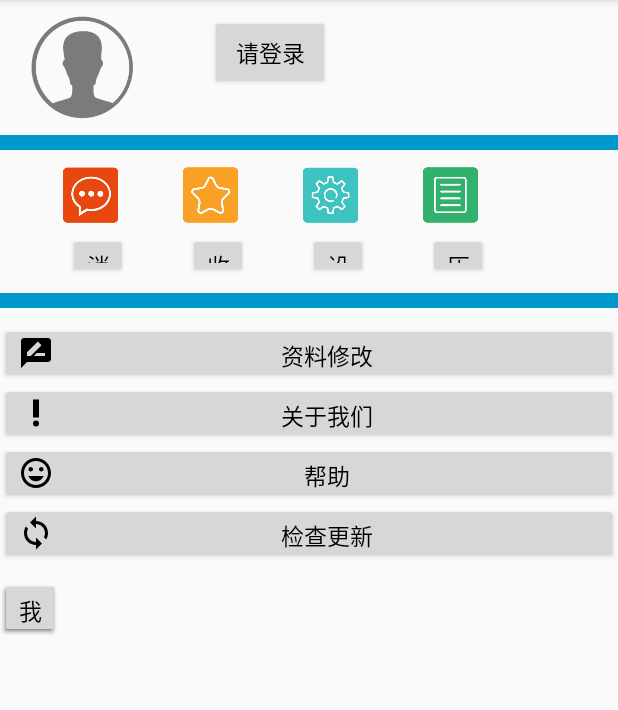
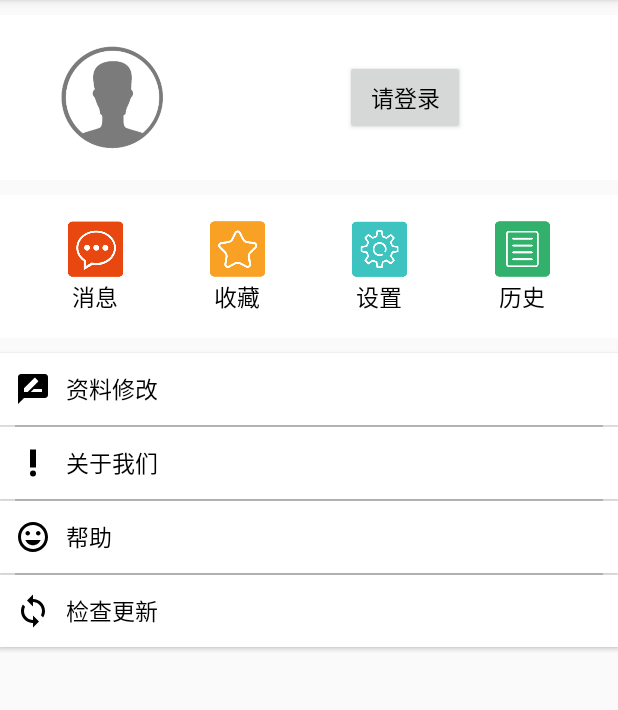
Before and after one commit to JoJoNIT/hello-world, an Android app: the MyActivity screen opened directly, with no data from a screen before it, on a phone screen of 412 x 824 dp, the part 84-794 px from its top. Run offline under Robolectric (Android 15) with nearby library versions, the phone set to English and light mode, and no system bars.

Commit message:
完善个人中心页面“ git commit -m 完善个人中心页面

```diff
--- a/app/src/main/java/com/example/helloworld/MyActivity.java
+++ b/app/src/main/java/com/example/helloworld/MyActivity.java
@@ -1,17 +1,21 @@
 package com.example.helloworld;
 
+import android.graphics.Paint;
 import android.support.v7.app.AppCompatActivity;
 import android.os.Bundle;
 import android.view.View;
 import android.widget.Button;
+import android.widget.TextView;
 import android.widget.Toast;
+import com.example.helloworld.R;
 
 public class MyActivity extends AppCompatActivity {
-    private Button mBtnlogin;
+    private Button mBtnlogin,mBtnwhereof,mBtnhelp,mBtnupdate,mBtnedit;
+
     @Override
     protected void onCreate(Bundle savedInstanceState) {
         super.onCreate(savedInstanceState);
-        setContentView(R.layout.activity_my);
+        setContentView(com.example.helloworld.R.layout.activity_my);
         mBtnlogin = findViewById(R.id.btn_login);
         mBtnlogin.setOnClickListener(new View.OnClickListener() {
             @Override
@@ -19,5 +23,37 @@ public class MyActivity extends AppCompatActivity {
                 Toast.makeText(MyActivity.this, "请登录", Toast.LENGTH_SHORT).show();
             }
         });
+        mBtnedit = findViewById(R.id.btn_edit);
+
+        mBtnedit.setOnClickListener(new View.OnClickListener(){
+            @Override
+            public void onClick(View view){
+
+            }
+        });
+        mBtnwhereof = findViewById(R.id.btn_whereof);
+
+        mBtnwhereof.setOnClickListener(new View.OnClickListener(){
+            @Override
+            public void onClick(View view){
+
+            }
+        });
+        mBtnhelp = findViewById(R.id.btn_help);
+
+        mBtnhelp.setOnClickListener(new View.OnClickListener(){
+            @Override
+            public void onClick(View view){
+
+            }
+        });
+        mBtnupdate = findViewById(R.id.btn_update);
+
+        mBtnupdate.setOnClickListener(new View.OnClickListener(){
+            @Override
+            public void onClick(View view){
+
+            }
+        });
     }
 }
--- /dev/null
+++ b/app/src/main/res/color/white.xml
@@ -0,0 +1,4 @@
+<?xml version="1.0" encoding="utf-8"?>
+<selector xmlns:android="http://schemas.android.com/apk/res/android">
+
+</selector>
--- a/app/src/main/res/layout/activity_my.xml
+++ b/app/src/main/res/layout/activity_my.xml
@@ -1,187 +1,239 @@
 <?xml version="1.0" encoding="utf-8"?>
 <LinearLayout xmlns:android="http://schemas.android.com/apk/res/android"
-    xmlns:app="http://schemas.android.com/apk/res-auto"
+
+
     xmlns:tools="http://schemas.android.com/tools"
     android:layout_width="match_parent"
     android:layout_height="match_parent"
-    tools:context=".MyActivity"
-    android:orientation="vertical">
+    android:divider="#ddd"
+    android:orientation="vertical"
+    tools:context=".MyActivity">
+
     <RelativeLayout
         android:layout_width="match_parent"
         android:layout_height="wrap_content"
-    android:layout_marginTop="10dp"
-    android:layout_marginBottom="10dp">
+
+        android:background="#FFF"
+        android:padding="20dp"
+        android:layout_marginTop="10dp">
+
         <ImageView
             android:id="@+id/iv_person"
             android:layout_width="70dp"
             android:layout_height="70dp"
-            android:src="@drawable/myself"
             android:layout_marginLeft="20dp"
-            />
+            android:src="@drawable/myself" />
+
         <Button
             android:id="@+id/btn_login"
             android:layout_width="80dp"
             android:layout_height="50dp"
-
+            android:layout_marginLeft="120dp"
+            android:layout_marginTop="10dp"
             android:layout_toRightOf="@id/iv_person"
             android:text="请登录"
+            android:textColor="#000000"
             android:textSize="15sp"
-            android:textColor="#000000"
-            android:layout_marginLeft="50dp"
 
             />
 
     </RelativeLayout>
 
 
-        <TextView
-            android:id="@+id/tv_split"
-            android:layout_width="match_parent"
-            android:layout_height="10dp"
-            android:background="#0099cc"
-            />
-        <RelativeLayout
+    <LinearLayout
         android:layout_width="match_parent"
         android:layout_height="wrap_content"
+        android:layout_gravity="center_horizontal"
+        android:layout_marginBottom="10dp"
         android:layout_marginTop="10dp"
-            android:layout_marginBottom="5dp">
+        android:gravity="center_horizontal"
+        android:orientation="horizontal"
+        android:background="#FFF"
+
+        android:padding="16dp"
+        >
+
+        <LinearLayout
+            android:layout_width="wrap_content"
+            android:layout_height="wrap_content"
+            android:layout_weight="1"
+            android:gravity="center_horizontal"
+
+            android:orientation="vertical">
+
             <ImageView
                 android:id="@+id/iv_message"
                 android:layout_width="40dp"
                 android:layout_height="40dp"
                 android:src="@drawable/message"
-                    android:layout_marginLeft="40dp"
+
                 />
+
+            <TextView
+                android:id="@+id/tv_message"
+                android:layout_width="40dp"
+                android:layout_height="wrap_content"
+                android:gravity="center"
+                android:text="消息"
+                android:textColor="#000000"
+                android:textSize="15sp" />
+        </LinearLayout>
+
+        <LinearLayout
+            android:layout_width="wrap_content"
+            android:layout_height="wrap_content"
+            android:layout_weight="1"
+            android:gravity="center_horizontal"
+            android:orientation="vertical">
+
             <ImageView
                 android:id="@+id/iv_collect"
                 android:layout_width="40dp"
                 android:layout_height="40dp"
-                    android:layout_toRightOf="@id/iv_message"
-                    android:layout_marginLeft="40dp"
                 android:src="@drawable/collect" />
+
+            <TextView
+                android:id="@+id/tv_collect"
+                android:layout_width="40dp"
+                android:layout_height="wrap_content"
+                android:gravity="center"
+                android:text="收藏"
+                android:textColor="#000000"
+                android:textSize="15sp" />
+        </LinearLayout>
+
+        <LinearLayout
+            android:layout_width="wrap_content"
+            android:layout_height="wrap_content"
+            android:layout_weight="1"
+            android:gravity="center_horizontal"
+            android:orientation="vertical">
+
             <ImageView
                 android:id="@+id/iv_setting"
                 android:layout_width="40dp"
                 android:layout_height="40dp"
-                    android:layout_marginLeft="40dp"
-                    android:layout_toRightOf="@id/iv_collect"
+                android:src="@drawable/sett" />
 
-                    android:src="@drawable/sett" />
+            <TextView
+                android:id="@+id/tv_setting"
+                android:layout_width="40dp"
+                android:layout_height="wrap_content"
+                android:gravity="center"
+                android:text="设置"
+                android:textColor="#000000"
+                android:textSize="15sp" />
+        </LinearLayout>
+
+        <LinearLayout
+            android:layout_width="wrap_content"
+            android:layout_height="wrap_content"
+            android:layout_weight="1"
+            android:gravity="center_horizontal"
+            android:orientation="vertical">
+
             <ImageView
                 android:id="@+id/iv_history"
                 android:layout_width="40dp"
                 android:layout_height="40dp"
-                    android:layout_marginLeft="40dp"
-                    android:layout_toRightOf="@id/iv_setting"
-                    android:layout_marginRight="30dp"
+                android:src="@drawable/history" />
 
-                    android:src="@drawable/history"/>
+            <TextView
+                android:id="@+id/tv_history"
+                android:layout_width="40dp"
+                android:layout_height="wrap_content"
+                android:gravity="center"
+                android:text="历史"
+                android:textColor="#000000"
+                android:textSize="15sp" />
+        </LinearLayout>
 
-        </RelativeLayout>
 
-<RelativeLayout
+    </LinearLayout>
+
+
+    <LinearLayout
         android:layout_width="match_parent"
         android:layout_height="wrap_content"
-    android:layout_marginBottom="10dp">
-        <Button
-            android:id="@+id/tv_message"
-            android:layout_width="40dp"
-            android:layout_height="30dp"
-            android:layout_marginLeft="45dp"
-            android:text="消息"
-            android:textSize="15sp"
-            android:textColor="#000000"/>
-        <Button
-            android:id="@+id/tv_collect"
-            android:layout_width="40dp"
-            android:layout_height="30dp"
-            android:layout_marginLeft="40dp"
-            android:layout_toRightOf="@id/tv_message"
-            android:text="收藏"
-            android:textColor="#000000"
-            android:textSize="15sp"/>
-        <Button
-            android:id="@+id/tv_setting"
-            android:layout_width="40dp"
-            android:layout_height="30dp"
-            android:layout_toRightOf="@id/tv_collect"
-            android:layout_marginLeft="40dp"
-            android:text="设置"
-            android:textSize="15sp"
-            android:textColor="#000000"/>
-        <Button
-            android:id="@+id/tv_history"
-            android:layout_width="40dp"
-            android:layout_height="30dp"
-            android:layout_toRightOf="@id/tv_setting"
-            android:text="历史"
-            android:textColor="#000000"
-            android:textSize="15sp"
-            android:layout_marginLeft="40dp"/>
-</RelativeLayout>
-<TextView
-    android:id="@+id/tv_split_2"
-    android:layout_width="match_parent"
-    android:layout_height="10dp"
-    android:background="#0099cc"
-    android:layout_marginBottom="10dp"/>
+        android:background="#FFFFFF"
+        android:orientation="vertical">
+
+    </LinearLayout>
+
     <Button
         android:id="@+id/btn_edit"
         android:layout_width="match_parent"
-            android:layout_height="40dp"
+        android:layout_height="wrap_content"
+        android:background="#FFF"
+        android:drawableLeft="@drawable/ic_rate_review_black_24dp"
+        android:drawablePadding="10dp"
+        android:gravity="center_vertical"
+        android:paddingLeft="10dp"
         android:text="资料修改"
+        android:textColor="#000000"
         android:textSize="15sp"
-            android:textColor="#000000"
-            android:drawableLeft="@drawable/ic_rate_review_black_24dp"
+
         />
+
+    <View
+        android:layout_width="match_parent"
+        android:layout_height="1dp"
+        android:layout_marginLeft="10dp"
+        android:layout_marginRight="10dp"
+        android:background="#ccc" />
+
     <Button
         android:id="@+id/btn_whereof"
         android:layout_width="match_parent"
-            android:layout_height="40dp"
+        android:layout_height="wrap_content"
+        android:background="#FFF"
+        android:drawableLeft="@drawable/ic_priority_high_black_24dp"
+        android:drawablePadding="10dp"
+        android:gravity="center_vertical"
+        android:paddingLeft="10dp"
         android:text="关于我们"
         android:textColor="#000000"
-            android:textSize="15sp"
-            android:drawableLeft="@drawable/ic_priority_high_black_24dp"/>
+        android:textSize="15sp" />
+
+    <View
+        android:layout_width="match_parent"
+        android:layout_height="1dp"
+        android:layout_marginLeft="10dp"
+        android:layout_marginRight="10dp"
+        android:background="#ccc" />
+
     <Button
         android:id="@+id/btn_help"
         android:layout_width="match_parent"
-            android:layout_height="40dp"
+        android:layout_height="wrap_content"
+        android:background="#FFF"
+        android:drawableLeft="@drawable/ic_mood_black_24dp"
+        android:drawablePadding="10dp"
+        android:gravity="center_vertical"
+        android:paddingLeft="10dp"
         android:text="帮助"
-            android:textSize="15sp"
         android:textColor="#000000"
-            android:drawableLeft="@drawable/ic_mood_black_24dp"/>
+        android:textSize="15sp" />
+
+    <View
+        android:layout_width="match_parent"
+        android:layout_height="1dp"
+        android:layout_marginLeft="10dp"
+        android:layout_marginRight="10dp"
+        android:background="#ccc" />
+
     <Button
+        android:id="@+id/btn_update"
         android:layout_width="match_parent"
-            android:layout_height="40dp"
+        android:layout_height="wrap_content"
+        android:background="#FFF"
+        android:drawableLeft="@drawable/ic_sync_black_24dp"
+        android:drawablePadding="10dp"
+        android:gravity="center_vertical"
+        android:paddingLeft="10dp"
         android:text="检查更新"
         android:textColor="#000000"
-            android:textSize="15sp"
-            android:drawableLeft="@drawable/ic_sync_black_24dp"/>
-<RelativeLayout
-    android:layout_width="match_parent"
-    android:layout_height="wrap_content"
-    android:layout_marginTop="10dp">
-     <Button
-         android:id="@+id/btn_botton1"
-         android:layout_width="40dp"
-         android:layout_height="40dp"
-         android:text="首页"
-         android:textSize="15sp"
-         android:textColor="#000000" />
-        <Button
-            android:id="@+id/btn_botton2"
-            android:layout_width="40dp"
-            android:layout_height="40dp"
-            android:text="客服"
-            android:textColor="#000000"
-            android:textSize="15sp"/>
-        <Button
-            android:id="@+id/btn_botton3"
-            android:layout_width="40dp"
-            android:layout_height="40dp"
-            android:text="我的"
-            android:textSize="15sp"
-            android:textColor="#000000"/>
-</RelativeLayout>
+        android:textSize="15sp" />
+
 
 </LinearLayout>
--- /dev/null
+++ b/app/src/main/res/values/attrs.xml
@@ -0,0 +1,8 @@
+<?xml version="1.0" encoding="utf-8"?>
+<resources>
+    <declare-styleable name="ItemView">
+        <attr name="show_bottomline" format="boolean"/>
+        <attr name="show_leftimg" format="integer"/>
+        <attr name="show_text" format="string"/>
+    </declare-styleable>
+</resources>
```
Lines whose indentation alone changed are shown as unchanged.
